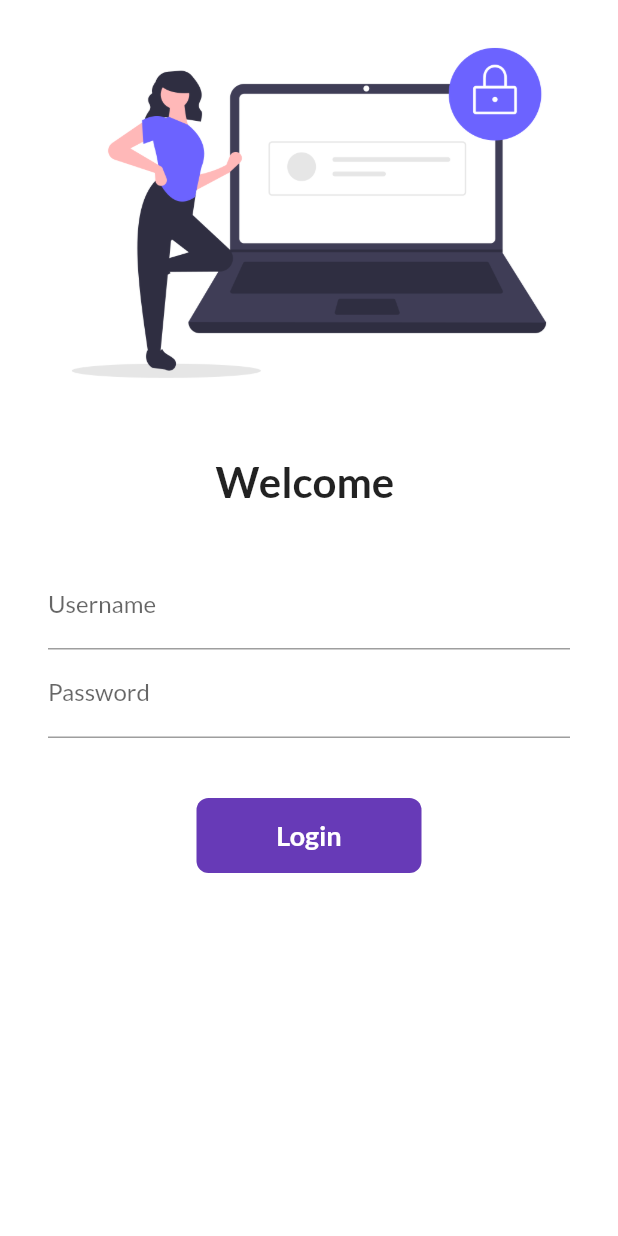
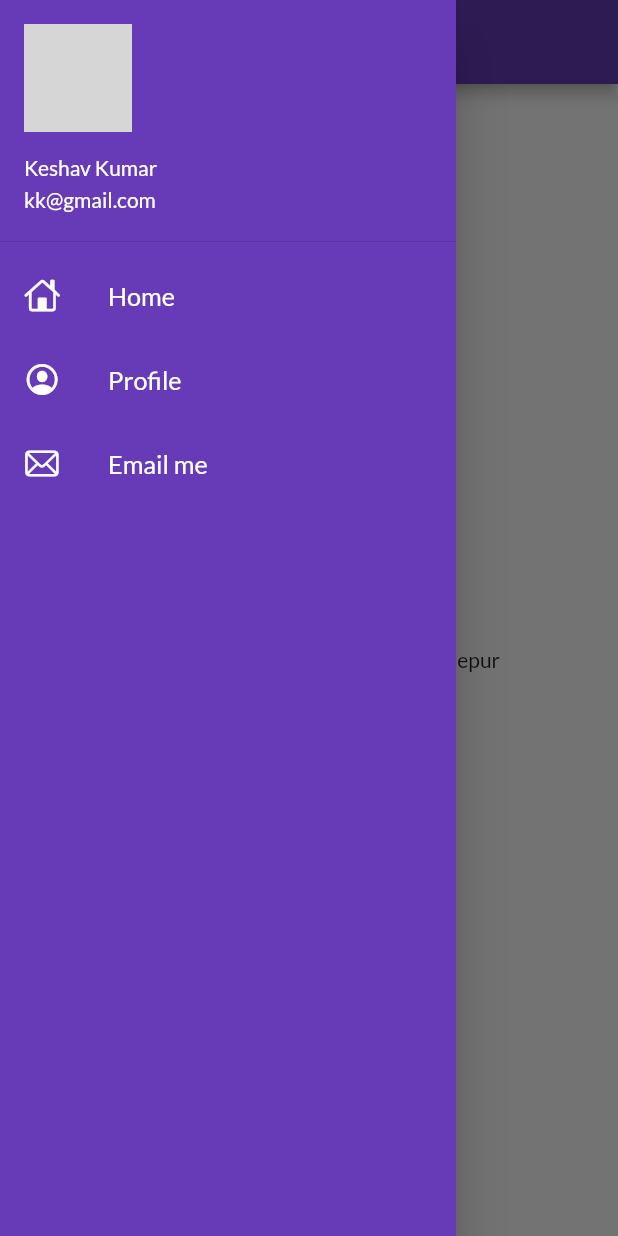
Before and after one commit to keshav00001/Learnflutter1, a Flutter app: the screen it shows after launch, with the side drawer open (before the commit the screen has no drawer), on a phone screen of 412 x 824 dp. Run offline on Flutter 3.47's test engine with Material 2 defaults, Android fonts, the phone set to English and light mode, and no system bars; our stand-ins replace google_fonts; network calls fail; grey boxes are pictures that could not be loaded.

Commit message:
complete day8

```diff
--- a/lib/main.dart
+++ b/lib/main.dart
@@ -1,14 +1,8 @@
-//import 'dart:html';
-
 import 'package:flutter/material.dart';
+import 'package:google_fonts/google_fonts.dart';
 import 'package:myapp1/pages/login_page.dart';
 import 'package:myapp1/utils/routes.dart';
-
-//import 'dart:developer';
 import 'pages/home_page.dart';
-//import 'pages/login_page.dart';
-
-import 'package:google_fonts/google_fonts.dart';
 
 void main() {
   runApp(MyApp());
@@ -23,11 +17,11 @@ class MyApp extends StatelessWidget {
         primarySwatch: Colors.deepPurple,
         fontFamily: GoogleFonts.lato().fontFamily,
       ),
-      debugShowCheckedModeBanner: false,
       darkTheme: ThemeData(
         brightness: Brightness.dark,
       ),
-      initialRoute: "/",
+      debugShowCheckedModeBanner: false,
+      initialRoute: MyRoutes.homeRoute,
       routes: {
         "/": (context) => LoginPage(),
         MyRoutes.homeRoute: (context) => HomePage(),
@@ -36,16 +30,3 @@ class MyApp extends StatelessWidget {
     );
   }
 }
-
-// @override
-// Widget build(BuildContext context) {
-//   return MaterialApp(
-//     home: Material(
-//       child: Center(
-//         child: Container(
-//           child: Text("Welcome to 30 days of flutter"),
-//         ),
-//       ),
-//     ),
-//   );
-// }
--- a/lib/pages/home_page.dart
+++ b/lib/pages/home_page.dart
@@ -1,4 +1,5 @@
 import 'package:flutter/material.dart';
+import 'package:myapp1/widgets/drawer.dart';
 
 class HomePage extends StatelessWidget {
   final int days = 30;
@@ -14,7 +15,7 @@ class HomePage extends StatelessWidget {
           child: Text("Welcome to $days days of flutter by $name"),
         ),
       ),
-      drawer: Drawer(),
+      drawer: MyDrawer(),
     );
   }
 }
--- /dev/null
+++ b/lib/widgets/drawer.dart
@@ -0,0 +1,69 @@
+import 'package:flutter/cupertino.dart';
+import 'package:flutter/material.dart';
+
+class MyDrawer extends StatelessWidget {
+  @override
+  Widget build(BuildContext context) {
+    final imageUrl = "https://pbs.twimg.com/media/DUHgzFoU8AET-z2.jpg";
+    return Drawer(
+      child: Container(
+        color: Colors.deepPurple,
+        child: ListView(
+          padding: EdgeInsets.zero,
+          children: [
+            DrawerHeader(
+              padding: EdgeInsets.zero,
+              child: UserAccountsDrawerHeader(
+                margin: EdgeInsets.zero,
+                accountName: Text("Keshav Kumar"),
+                accountEmail: Text("kk@gmail.com"),
+                currentAccountPicture: CircleAvatar(
+                  backgroundImage: NetworkImage(imageUrl),
+                ),
+              ),
+            ),
+            ListTile(
+              leading: Icon(
+                CupertinoIcons.home,
+                color: Colors.white,
+              ),
+              title: Text(
+                "Home",
+                textScaleFactor: 1.2,
+                style: TextStyle(
+                  color: Colors.white,
+                ),
+              ),
+            ),
+            ListTile(
+              leading: Icon(
+                CupertinoIcons.profile_circled,
+                color: Colors.white,
+              ),
+              title: Text(
+                "Profile",
+                textScaleFactor: 1.2,
+                style: TextStyle(
+                  color: Colors.white,
+                ),
+              ),
+            ),
+            ListTile(
+              leading: Icon(
+                CupertinoIcons.mail,
+                color: Colors.white,
+              ),
+              title: Text(
+                "Email me",
+                textScaleFactor: 1.2,
+                style: TextStyle(
+                  color: Colors.white,
+                ),
+              ),
+            )
+          ],
+        ),
+      ),
+    );
+  }
+}
```
Also changed, not shown: lib/pages/login_page.dart (+45 -24 lines).
